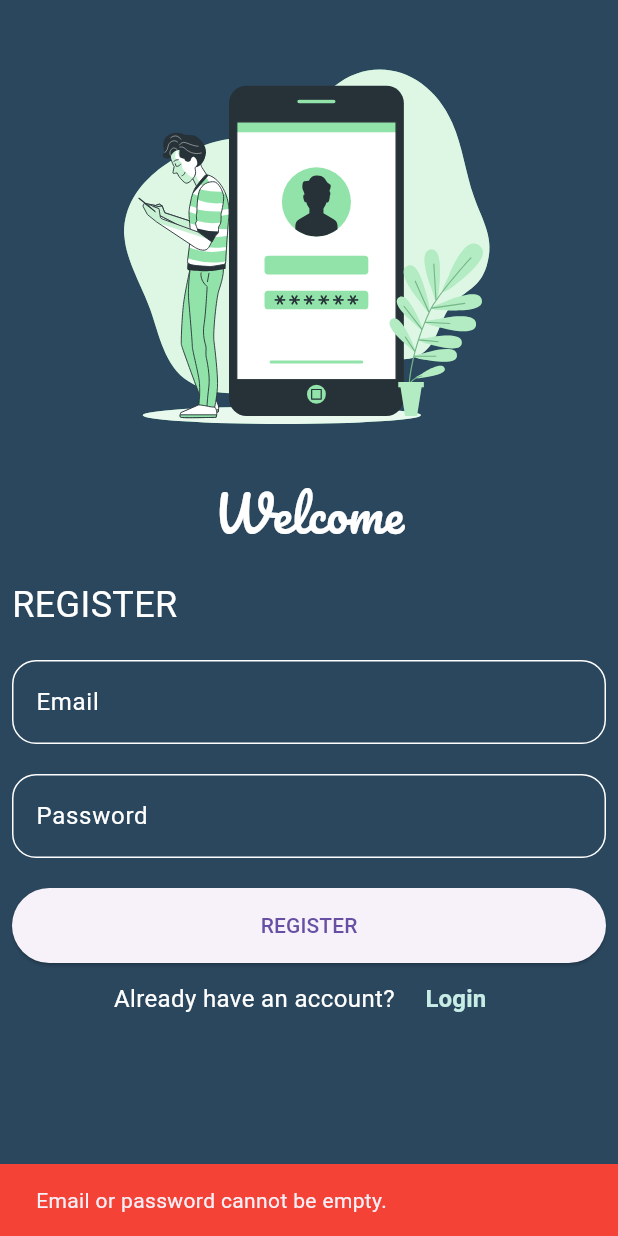
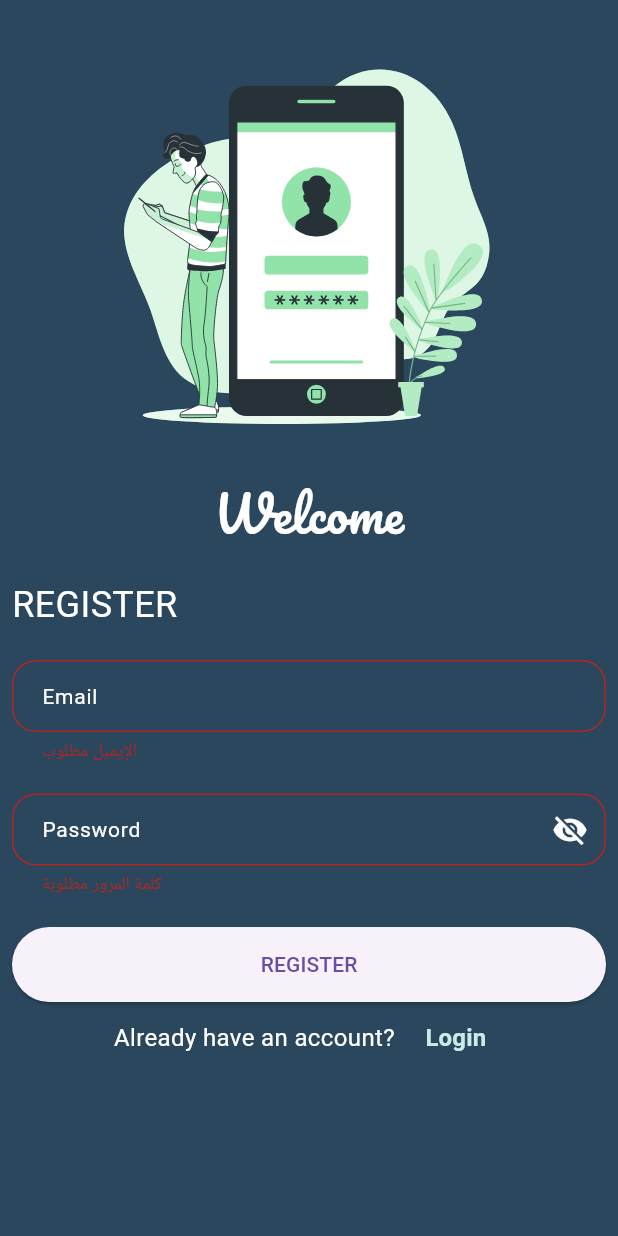
Before and after one commit to sohaib-khalifa/login_app, a Flutter app: the RegisterPage screen opened by its route, after a tap on "REGISTER", on a phone screen of 412 x 824 dp. Run offline on Flutter 3.47's test engine with Material 3 defaults, Android fonts, the phone set to English and light mode, and no system bars; our stand-ins replace dio, firebase_auth, firebase_core, flutter_svg, webview_flutter; accounts and stored records are empty; network calls fail.

Commit message:
add drawer and validation form

```diff
--- /dev/null
+++ b/lib/core/widgets/custom_text_form_field.dart
@@ -0,0 +1,136 @@
+import 'package:flutter/material.dart';
+import '../theme/app_color.dart';
+
+class CustomTextFormField extends StatefulWidget {
+  final String label;
+  final String? hintText;
+  final TextInputType keyboardType;
+  final int maxLines;
+  final TextEditingController? controller;
+  final ValueChanged<String>? onChanged;
+  final String? Function(String?)? validator;
+  final bool obscureText;
+  final TextInputAction? textInputAction;
+  final Widget? prefixIcon;
+  final VoidCallback? onTap;
+  final bool readOnly;
+
+  final bool isDatePicker;
+  final ValueChanged<DateTime>? onDateSelected;
+
+  final bool isRequired;
+
+  const CustomTextFormField({
+    super.key,
+    required this.label,
+    this.hintText,
+    this.keyboardType = TextInputType.text,
+    this.maxLines = 1,
+    this.controller,
+    this.onChanged,
+    this.validator,
+    this.obscureText = false,
+    this.textInputAction,
+    this.prefixIcon,
+    this.onTap,
+    this.readOnly = false,
+    this.isDatePicker = false,
+    this.onDateSelected,
+    this.isRequired = false,
+  });
+
+  @override
+  State<CustomTextFormField> createState() => _CustomTextFormFieldState();
+}
+
+class _CustomTextFormFieldState extends State<CustomTextFormField> {
+  late bool _obscure;
+
+  @override
+  void initState() {
+    super.initState();
+    _obscure = widget.obscureText;
+  }
+
+  Future<void> _pickDate(BuildContext context) async {
+    final DateTime? picked = await showDatePicker(
+      context: context,
+      initialDate: DateTime.now(),
+      firstDate: DateTime(1920),
+      lastDate: DateTime.now(),
+    );
+
+    if (picked != null) {
+      widget.controller?.text =
+      "${picked.year}-${picked.month.toString().padLeft(2, '0')}-${picked.day.toString().padLeft(2, '0')}";
+      widget.onDateSelected?.call(picked);
+    }
+  }
+
+  @override
+  Widget build(BuildContext context) {
+    return TextFormField(
+      controller: widget.controller,
+      keyboardType: widget.keyboardType,
+      maxLines: widget.maxLines,
+      obscureText: _obscure,
+      textInputAction: widget.textInputAction,
+      onChanged: widget.onChanged,
+      readOnly: widget.isDatePicker || widget.readOnly,
+      onTap: widget.isDatePicker ? () => _pickDate(context) : widget.onTap,
+      validator: widget.validator ??
+          (widget.isRequired
+              ? (value) {
+            if (value == null || value.trim().isEmpty) {
+              return 'هذا الحقل مطلوب';
+            }
+            return null;
+          }
+              : null),
+      decoration: InputDecoration(
+        labelText: widget.label,
+        labelStyle: TextStyle(
+          fontSize: 14,
+          color: AppColors.white,
+          fontWeight: FontWeight.normal,
+        ),
+        hintText: widget.hintText ?? widget.label,
+        hintStyle: TextStyle(
+          fontSize: 14,
+          color: AppColors.white,
+          fontWeight: FontWeight.normal,
+        ),
+        prefixIcon: widget.prefixIcon == null
+            ? null
+            : Padding(padding: EdgeInsets.all(12), child: widget.prefixIcon),
+        suffixIcon: widget.obscureText
+            ? IconButton(
+          icon: Icon(
+            _obscure ? Icons.visibility_off : Icons.visibility,
+            color: AppColors.white,
+          ),
+          onPressed: () {
+            setState(() {
+              _obscure = !_obscure;
+            });
+          },
+        )
+            : null,
+        border: OutlineInputBorder(
+          borderRadius: BorderRadius.circular(16),
+          borderSide: const BorderSide(color: AppColors.white,width: 0.5),
+        ),
+        enabledBorder: OutlineInputBorder(
+          borderRadius: BorderRadius.circular(16),
+          borderSide: const BorderSide(color: AppColors.white,width: 0.5),
+        ),
+        focusedBorder: OutlineInputBorder(
+          borderRadius: BorderRadius.circular(16),
+          borderSide:
+          BorderSide(color: AppColors.white, width: 2),
+        ),
+        contentPadding: EdgeInsets.symmetric(horizontal: 16, vertical: 12),
+      ),
+    );
+  }
+}
--- a/lib/pages/register_page.dart
+++ b/lib/pages/register_page.dart
@@ -1,222 +1,154 @@
 import 'package:firebase_auth/firebase_auth.dart';
 import 'package:flutter/material.dart';
-import 'package:flutter_svg/svg.dart';
+import 'package:flutter_svg/flutter_svg.dart';
 import 'package:login_app_test/constants.dart';
 import 'package:login_app_test/widgets/custom_button.dart';
-import 'package:login_app_test/widgets/custom_text_field.dart';
 
-class RegisterPage extends StatelessWidget {
-  RegisterPage({super.key});
+import '../core/widgets/custom_text_form_field.dart';
+
+class RegisterPage extends StatefulWidget {
+  const RegisterPage({super.key});
   static final String routeName = 'RegisterPage';
-  String? email;
-  String? password;
+
+  @override
+  State<RegisterPage> createState() => _RegisterPageState();
+}
+
+class _RegisterPageState extends State<RegisterPage> {
+  final _formKey = GlobalKey<FormState>();
+  final TextEditingController _emailController = TextEditingController();
+  final TextEditingController _passwordController = TextEditingController();
+
+  String? _validateEmail(String? value) {
+    if (value == null || value.trim().isEmpty) {
+      return 'الإيميل مطلوب';
+    }
+    final emailRegex = RegExp(r'^[\w-\.]+@([\w-]+\.)+[\w-]{2,4}$');
+    if (!emailRegex.hasMatch(value)) {
+      return 'من فضلك أدخل بريد إلكتروني صحيح';
+    }
+    return null;
+  }
+
+  String? _validatePassword(String? value) {
+    if (value == null || value.trim().isEmpty) {
+      return 'كلمة المرور مطلوبة';
+    }
+    if (value.length < 6) {
+      return 'كلمة المرور يجب أن تكون 6 أحرف على الأقل';
+    }
+    return null;
+  }
+
+  Future<void> _register() async {
+    if (!_formKey.currentState!.validate()) return;
+
+    final email = _emailController.text.trim();
+    final password = _passwordController.text.trim();
+
+    try {
+      UserCredential user = await FirebaseAuth.instance
+          .createUserWithEmailAndPassword(email: email, password: password);
+
+      if (!context.mounted) return;
+
+      ScaffoldMessenger.of(context).showSnackBar(
+        const SnackBar(
+          backgroundColor: Colors.green,
+          content: Text('Account created successfully!'),
+        ),
+      );
+
+      Navigator.pop(context);
+
+    } on FirebaseAuthException catch (e) {
+      if (!context.mounted) return;
+
+      String errorMessage = switch (e.code) {
+        'weak-password' => 'كلمة المرور ضعيفة جداً.',
+        'email-already-in-use' => 'هذا البريد مستخدم بالفعل.',
+        'invalid-email' => 'صيغة البريد غير صحيحة.',
+        _ => e.message ?? 'حدث خطأ ما.',
+      };
+
+      ScaffoldMessenger.of(context).showSnackBar(
+        SnackBar(
+          backgroundColor: Colors.red,
+          content: Text(errorMessage),
+        ),
+      );
+    } catch (e) {
+      if (!context.mounted) return;
+      ScaffoldMessenger.of(context).showSnackBar(
+        const SnackBar(
+          backgroundColor: Colors.red,
+          content: Text('حدث خطأ، حاول لاحقًا.'),
+        ),
+      );
+    }
+  }
 
   @override
   Widget build(BuildContext context) {
     return SafeArea(
       child: Scaffold(
-        // backgroundColor: Color(0xff2B475E),
         backgroundColor: kPrimaryColor,
         body: Padding(
           padding: const EdgeInsets.symmetric(horizontal: 8),
+          child: Form(
+            key: _formKey,
             child: ListView(
-            // crossAxisAlignment: CrossAxisAlignment.stretch,
               children: [
-              // Spacer(flex: 1),
                 const SizedBox(height: 20),
                 SvgPicture.asset('assets/images/login.svg', height: 300),
-              Row(
-                mainAxisAlignment: MainAxisAlignment.center,
-                children: [
-                  Text(
+                const Center(
+                  child: Text(
                     'Welcome',
-                    // textAlign: TextAlign.center,
                     style: TextStyle(
                       fontSize: 32,
                       color: Colors.white,
                       fontFamily: 'Pacifico',
                     ),
                   ),
-                ],
                 ),
-              // Spacer(flex: 1),
                 const SizedBox(height: 20),
-              Row(
-                children: [
-                  Text(
+                const Text(
                   'REGISTER',
                   style: TextStyle(fontSize: 24, color: Colors.white),
                 ),
-                ],
+                const SizedBox(height: 20),
+                CustomTextFormField(
+                  label: 'Email',
+                  hintText: 'example@mail.com',
+                  controller: _emailController,
+                  keyboardType: TextInputType.emailAddress,
+                  validator: _validateEmail,
+                  isRequired: true,
                 ),
                 const SizedBox(height: 20),
-              CustomTextField(
-                onChanged: (data) {
-                  email = data;
-                },
-                hintText: 'Example@mail.com',
-                lableText: 'Email',
-              ),
-              const SizedBox(height: 20),
-              CustomTextField(
-                onChanged: (data) {
-                  password = data;
-                },
-                hintText: 'Enter your Password',
-                lableText: 'Password',
+                CustomTextFormField(
+                  label: 'Password',
+                  hintText: 'Enter your password',
+                  controller: _passwordController,
+                  obscureText: true,
+                  validator: _validatePassword,
+                  isRequired: true,
                 ),
                 const SizedBox(height: 20),
                 CustomButton(
-                onTap: () async {
-                  // try {
-                  //   UserCredential user = await FirebaseAuth.instance
-                  //       .createUserWithEmailAndPassword(
-                  //         email: email!,
-                  //         password: password!,
-                  //       );
-
-                  //   if (context.mounted) {
-                  //     ScaffoldMessenger.of(context).showSnackBar(
-                  //       const SnackBar(
-                  //         backgroundColor: Colors.green,
-                  //         content: Text('Account created successfully!'),
-                  //       ),
-                  //     );
-                  //   }
-
-                  //   // ممكن هنا تضيف Navigator لو حبيت تروح لصفحة معينة
-                  //   // Navigator.pushNamed(context, 'LoginPage');
-                  // } on FirebaseAuthException catch (e) {
-                  //   if (context.mounted) {
-                  //     String errorMessage = '';
-
-                  //     if (e.code == 'weak-password') {
-                  //       errorMessage = 'The password is too weak.';
-                  //     } else if (e.code == 'email-already-in-use') {
-                  //       errorMessage = 'The email is already in use.';
-                  //     } else if (e.code == 'invalid-email') {
-                  //       errorMessage = 'The email format is invalid.';
-                  //     } else {
-                  //       errorMessage = e.message ?? 'Something went wrong.';
-                  //     }
-
-                  //     ScaffoldMessenger.of(context).showSnackBar(
-                  //       SnackBar(
-                  //         backgroundColor: Colors.red,
-                  //         content: Text(errorMessage),
-                  //       ),
-                  //     );
-                  //   }
-                  // } catch (e) {
-                  //   if (context.mounted) {
-                  //     ScaffoldMessenger.of(context).showSnackBar(
-                  //       SnackBar(
-                  //         backgroundColor: Colors.red,
-                  //         content: Text('Unexpected error: $e'),
-                  //       ),
-                  //     );
-                  //   }
-                  // }
-                  // =========================
-                  if (email == null ||
-                      email!.isEmpty ||
-                      password == null ||
-                      password!.isEmpty) {
-                    if (!context.mounted) return;
-                    ScaffoldMessenger.of(context).showSnackBar(
-                      const SnackBar(
-                        backgroundColor: Colors.red,
-                        content: Text('Email or password cannot be empty.'),
+                  text: 'REGISTER',
+                  onTap: _register,
                 ),
-                    );
-                    return;
-                  }
-
-                  // ✅ تحقق من وجود @ في الإيميل
-                  if (!email!.contains('@')) {
-                    if (!context.mounted) return;
-                    ScaffoldMessenger.of(context).showSnackBar(
-                      const SnackBar(
-                        backgroundColor: Colors.red,
-                        content: Text('Please enter a valid email address.'),
-                      ),
-                    );
-                    return;
-                  }
-
-                  try {
-                    UserCredential user = await FirebaseAuth.instance
-                        .createUserWithEmailAndPassword(
-                          email: email!,
-                          password: password!,
-                        );
-                    if (!context.mounted) return; // ✅ تأكد إن context لسه شغال
-
-                    // ✅ رسالة النجاح بعد ما يتم إنشاء الحساب
-                    ScaffoldMessenger.of(context).showSnackBar(
-                      const SnackBar(
-                        backgroundColor: Colors.green,
-                        content: Text('Account created successfully!'),
-                      ),
-                    );
-                  } on FirebaseAuthException catch (e) {
-                    if (!context.mounted) {
-                      return; // ✅ قبل استخدام context بعد await
-                    }
-
-                    if (e.code == 'weak-password') {
-                      ScaffoldMessenger.of(context).showSnackBar(
-                        SnackBar(
-                          backgroundColor: Colors.red,
-                          content: Text('The password is too weak.'),
-                        ),
-                      );
-                    } else if (e.code == 'email-already-in-use') {
-                      ScaffoldMessenger.of(context).showSnackBar(
-                        SnackBar(
-                          backgroundColor: Colors.red,
-                          content: Text('The email is already in use.'),
-                        ),
-                      );
-                    }
-                  } catch (e) {
-                    if (!context.mounted) return;
-
-                    ScaffoldMessenger.of(context).showSnackBar(
-                      const SnackBar(
-                        backgroundColor: Colors.red,
-                        content: Text(
-                          'Something went wrong. Please try again later.',
-                        ),
-                      ),
-                    );
-                  }
-                  //====
-                },
-                text: 'REGISTER',
-              ),
-
                 Row(
                   mainAxisAlignment: MainAxisAlignment.center,
                   children: [
-                  Text(
+                    const Text(
                       'Already have an account?  ',
                       style: TextStyle(color: Colors.white, fontSize: 16),
                     ),
-                  // Text(
-                  //   '  Sign Up',
-                  //   style: TextStyle(
-                  //     color: Color(0xffC7EDE6),
-                  //     fontWeight: FontWeight.bold,
-                  //     fontSize: 16,
-                  //   ),
-                  // ),
                     TextButton(
-                    onPressed: () {
-                      // Navigator.pushNamed(context, 'LoginPage'); // problem
-                      Navigator.pop(context); // Go back to the previous page
-                    },
-                    child: Text(
+                      onPressed: () => Navigator.pop(context),
+                      child: const Text(
                         'Login',
                         style: TextStyle(
                           color: Color(0xffC7EDE6),
@@ -227,10 +159,9 @@ class RegisterPage extends StatelessWidget {
                     ),
                   ],
                 ),
-              // Spacer(flex: 3),
                 const SizedBox(height: 60),
-
               ],
+            ),
           ),
         ),
       ),
--- a/lib/pages/search_screen.dart
+++ b/lib/pages/search_screen.dart
@@ -5,6 +5,7 @@ class SearchScreen extends StatelessWidget {
 
   @override
   Widget build(BuildContext context) {
+
     return const Center(child: Text('search screen'),);
   }
 }
```
Also changed, not shown: lib/pages/home_page.dart (+64 -94 lines), lib/pages/login_page.dart (+66 -43 lines), lib/pages/main_screen.dart (+7 -8 lines). Lines whose indentation alone changed are shown as unchanged.
